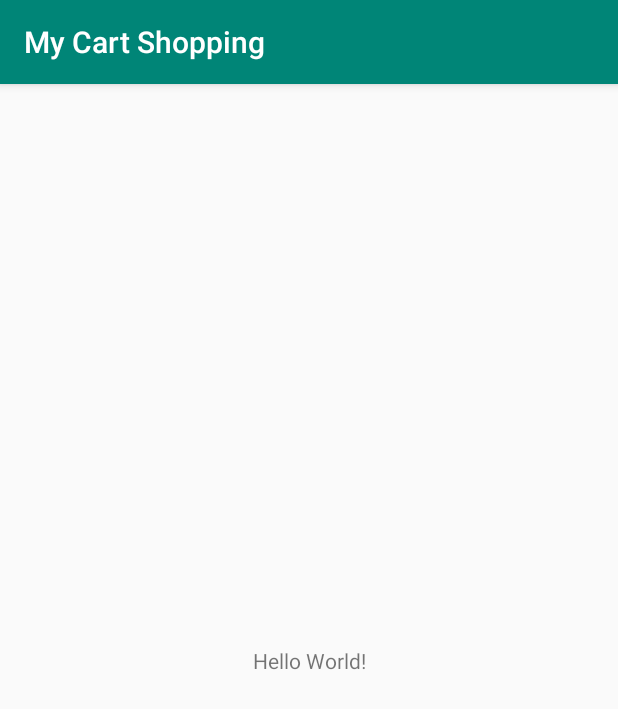
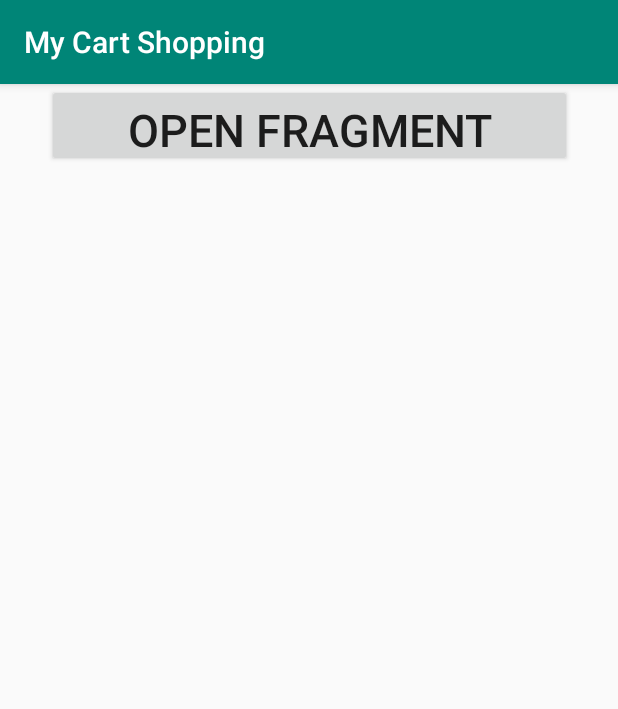
Before and after one commit to NermeenAlaa/MyCart, an Android app: the screen it shows after launch (MainActivity), on a phone screen of 412 x 824 dp. Shown: the top 709 px of the screen. Run offline under Robolectric (Android 15) with nearby library versions, the phone set to English and light mode, and no system bars.

```diff
--- a/app/src/main/java/com/example/mycartshopping/views/MainActivity.java
+++ b/app/src/main/java/com/example/mycartshopping/views/MainActivity.java
@@ -1,16 +1,28 @@
 package com.example.mycartshopping.views;
 
 import androidx.appcompat.app.AppCompatActivity;
+import androidx.fragment.app.FragmentTransaction;
 
 import android.os.Bundle;
+import android.view.View;
+import android.widget.Button;
 
 import com.example.mycartshopping.R;
 
 public class MainActivity extends AppCompatActivity {
-
+Button button;
     @Override
     protected void onCreate(Bundle savedInstanceState) {
         super.onCreate(savedInstanceState);
         setContentView(R.layout.activity_main);
+        button=findViewById(R.id.btn_open);
+        button.setOnClickListener(new View.OnClickListener() {
+            @Override
+            public void onClick(View v) {
+                button.setVisibility(View.GONE);
+                FragmentTransaction fragmentTransaction=getSupportFragmentManager().beginTransaction();
+                fragmentTransaction.replace(R.id.MainContainer,new CartFragment()).commit();
+            }
+        });
     }
 }
--- a/app/src/main/res/layout/activity_main.xml
+++ b/app/src/main/res/layout/activity_main.xml
@@ -4,15 +4,20 @@
     xmlns:tools="http://schemas.android.com/tools"
     android:layout_width="match_parent"
     android:layout_height="match_parent"
-    tools:context=".views.MainActivity">
+    tools:context=".views.MainActivity"
+    android:id="@+id/MainContainer">
 
-    <TextView
-        android:layout_width="wrap_content"
-        android:layout_height="wrap_content"
-        android:text="Hello World!"
-        app:layout_constraintBottom_toBottomOf="parent"
-        app:layout_constraintLeft_toLeftOf="parent"
-        app:layout_constraintRight_toRightOf="parent"
+    <Button
+        android:id="@+id/btn_open"
+        android:layout_width="350dp"
+        android:layout_height="55dp"
+        android:layout_centerInParent="true"
+
+        android:text="open fragment"
+        android:textSize="30dp"
+        app:layout_constraintEnd_toEndOf="parent"
+        app:layout_constraintStart_toStartOf="parent"
         app:layout_constraintTop_toTopOf="parent" />
 
+
 </androidx.constraintlayout.widget.ConstraintLayout>
--- a/app/src/main/res/layout/fragment_cart.xml
+++ b/app/src/main/res/layout/fragment_cart.xml
@@ -17,7 +17,7 @@
             android:layout_height="wrap_content"
             app:layoutManager="androidx.recyclerview.widget.LinearLayoutManager"
             tools:listitem="@layout/cart_row"
-            tools:itemCount="5"
+           tools:itemCount="3"
             />
 
         <Space
@@ -40,6 +40,7 @@
             android:layout_height="wrap_content"
             android:layout_gravity="end"
             android:layout_margin="8dp"
+            android:textColor="@android:color/black"
             android:text="Place Order"
             android:textAppearance="@style/TextAppearance.MaterialComponents.Caption" />
 
```
